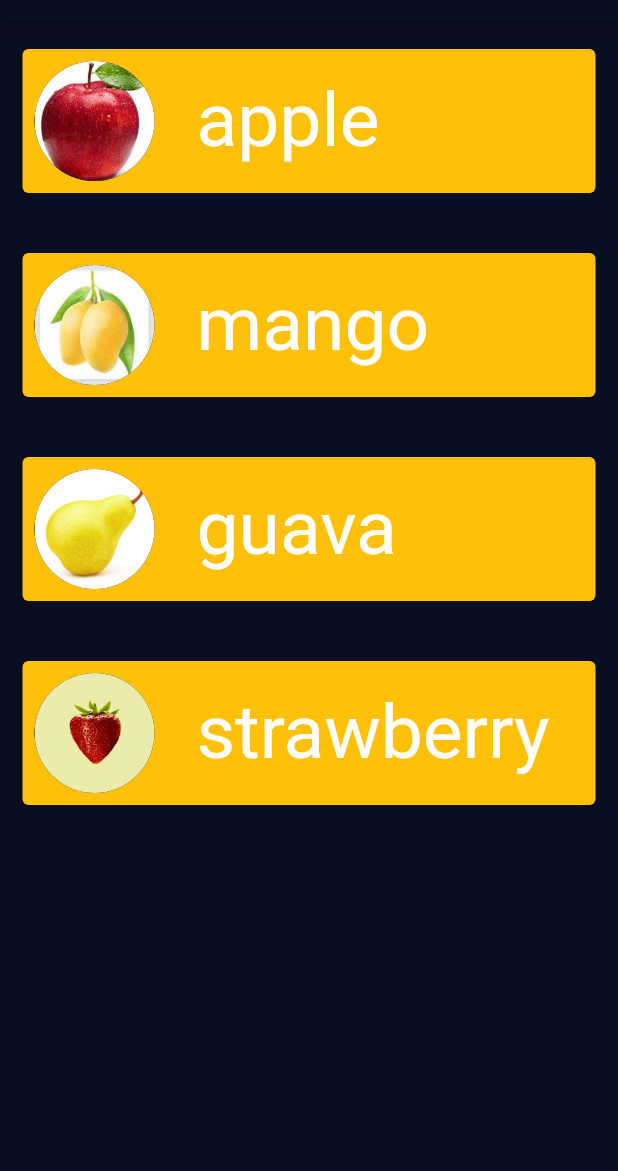
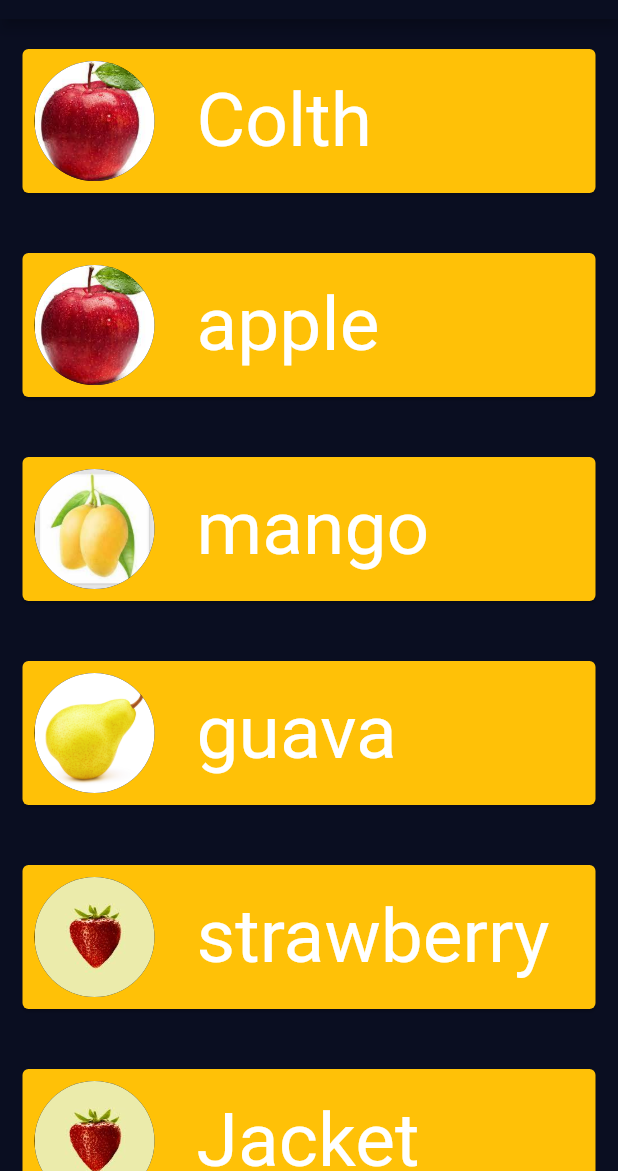
Before and after one commit to hebamsamy/myShop, a Flutter app: the screen it shows after launch, on a phone screen of 412 x 824 dp, the part 65-1236 px from its top. Run offline on Flutter 3.47's test engine with Material 2 defaults, Android fonts, the phone set to English and light mode, and no system bars; Roboto replaces fonts that are missing (fastive).

Commit message:
make our app Scroll

```diff
--- a/lib/HomePage.dart
+++ b/lib/HomePage.dart
@@ -11,10 +11,8 @@ class _MyHomePageState extends State<MyHomePage> {
   ShopManager nowManager = ShopManager();
   @override
   Widget build(BuildContext context) {
-    var list = nowManager
-        .getListByCat(type.food)
-        .map((e) => ProductCard(CurrentProd: e))
-        .toList();
+    var list = nowManager.getList();
+    // nowManager.getList().map((e) => ProductCard(CurrentProd: e)).toList();
     print(list);
     return Scaffold(
       appBar: AppBar(
@@ -28,8 +26,13 @@ class _MyHomePageState extends State<MyHomePage> {
         ),
       ),
       body: SafeArea(
-        child: Column(children: list),
-      ),
+          child: ListView.builder(
+        itemBuilder: (context, x) => ProductCard(CurrentProd: list[x]),
+        itemCount: list.length,
+      )
+          // child: ListView(children: list),
+          // child: SingleChildScrollView(child: Column(children: list)),
+          ),
     );
   }
 }
--- a/lib/main.dart
+++ b/lib/main.dart
@@ -1,5 +1,6 @@
 import 'package:flutter/material.dart';
 import 'package:resturant_app/HomePage.dart';
+import 'package:resturant_app/Order.dart';
 
 void main() {
   runApp(MyApp());
@@ -15,7 +16,11 @@ class MyApp extends StatelessWidget {
           primaryColor: Color(0xFF0A0E21),
           scaffoldBackgroundColor: Color(0xFF0A0E21),
           appBarTheme: AppBarTheme(backgroundColor: Color(0xFF0A0E21))),
-      home: MyHomePage(),
+      // home: MyHomePage(),
+      routes: {
+        '/': (context) => MyHomePage(),
+        "/order": (context) => OrderPage()
+      },
     );
   }
 }
--- a/lib/shopManager.dart
+++ b/lib/shopManager.dart
@@ -39,7 +39,23 @@ class ShopManager {
         price: 50,
         catergy: type.food,
         image: "img/strawberry.jpeg",
-        qty: 5)
+        qty: 5),
+    Product(
+        id: "5",
+        title: "Jacket",
+        desc: "desc",
+        price: 500,
+        catergy: type.cloth,
+        image: "img/strawberry.jpeg",
+        qty: 5),
+    Product(
+        id: "5",
+        title: "blouse",
+        desc: "desc",
+        price: 50,
+        catergy: type.cloth,
+        image: "img/strawberry.jpeg",
+        qty: 5),
   ];
   List<Product> getList() {
     return productList;
```
Also changed, not shown: lib/Order.dart (+8 -7 lines), lib/PruductCard.dart (+1 -6 lines).
